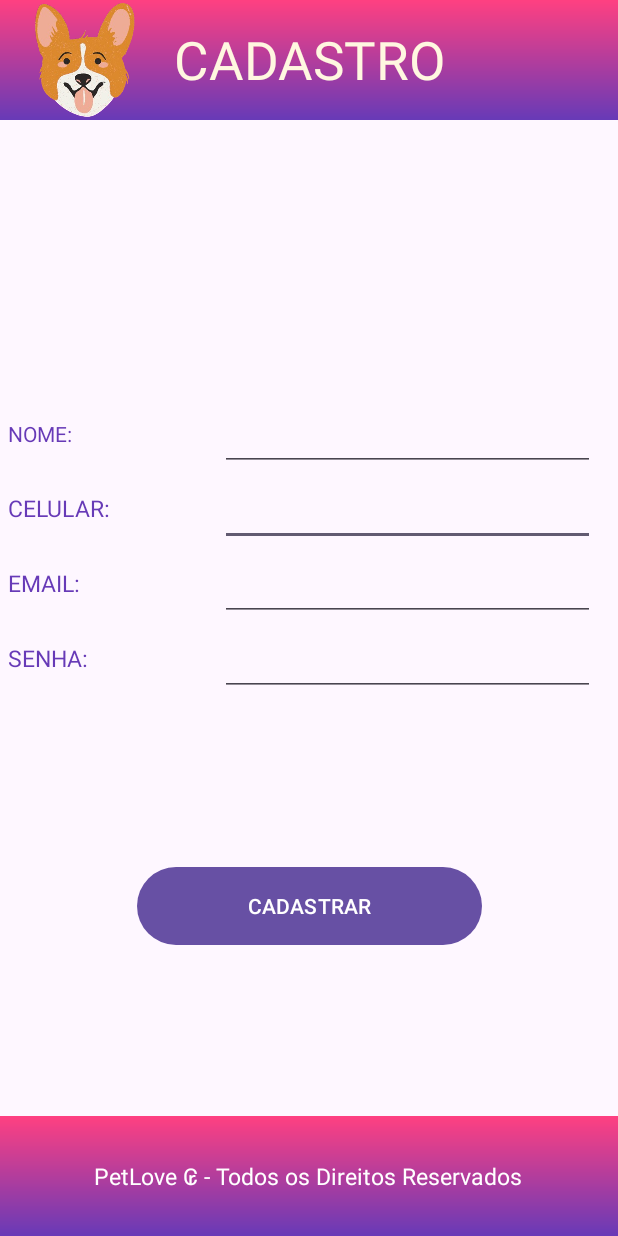
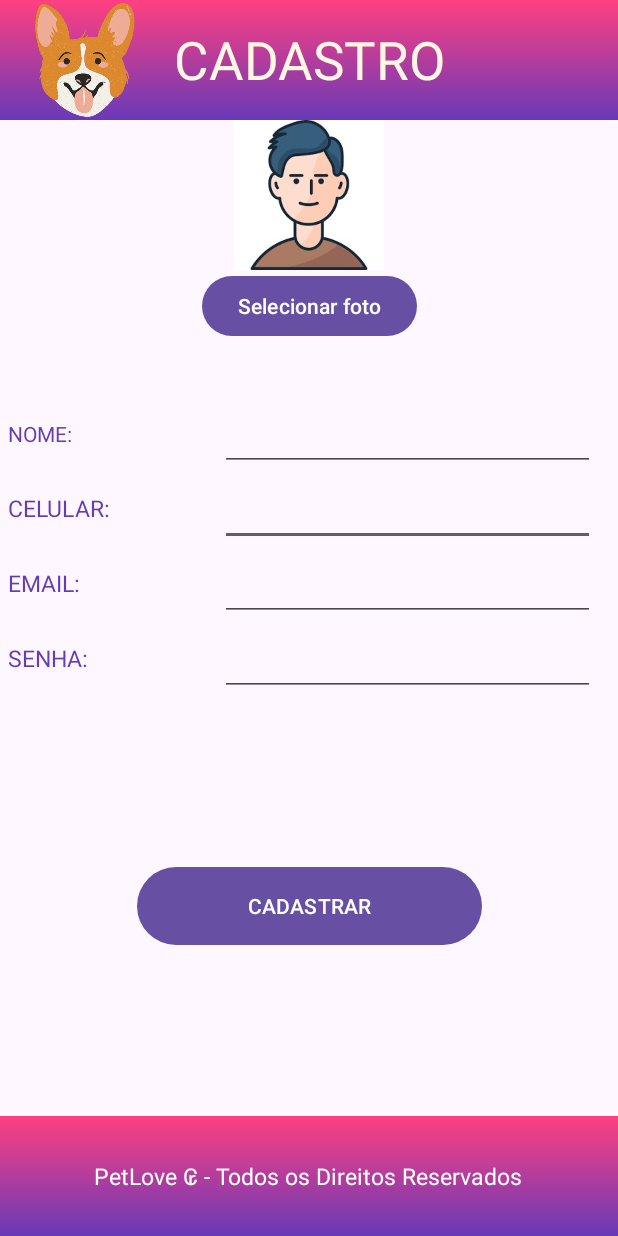
Before and after one commit to Ferreira96/Petlove, an Android app: the screen it shows after launch (FormUserActivity), after a tap on "CADASTRO", on a phone screen of 412 x 824 dp. Run offline under Robolectric (Android 15) with nearby library versions, the phone set to English and light mode, and no system bars; our stand-ins replace Firebase (no records; nobody signed in at launch, a user with empty details on screens opened directly).

Commit message:
Carrega imagem da galeria para os formularios

```diff
--- a/app/src/main/AndroidManifest.xml
+++ b/app/src/main/AndroidManifest.xml
@@ -2,6 +2,8 @@
 <manifest xmlns:android="http://schemas.android.com/apk/res/android"
     xmlns:tools="http://schemas.android.com/tools">
     <uses-permission android:name="android.permission.INTERNET" />
+    <!-- LER GALERIA -->
+    <uses-permission android:name="android.permission.READ_EXTERNAL_STORAGE"/>
 
     <application
         android:allowBackup="true"
--- a/app/src/main/java/com/example/petlove/formularios/FormUserActivity.kt
+++ b/app/src/main/java/com/example/petlove/formularios/FormUserActivity.kt
@@ -1,8 +1,10 @@
 package com.example.petlove.formularios
 
+import android.content.Intent
 import android.os.Bundle
 import android.widget.Button
 import android.widget.EditText
+import android.widget.ImageView
 import android.widget.Toast
 import androidx.appcompat.app.AppCompatActivity
 import com.example.petlove.R
@@ -29,6 +31,12 @@ class FormUserActivity : AppCompatActivity() {
         var lb_cad_email  = findViewById<EditText>(R.id.lb_cad_email)
         var lb_cad_senha  = findViewById<EditText>(R.id.lb_cad_senha)
 
+
+        // //AÇÃO DO BOTÃO [CARREGAR FOTO USER]
+        val btAddImgPet: Button = findViewById(R.id.bt_add_img_user)
+        btAddImgPet.setOnClickListener {
+            openGallery()
+        }
 
         //AÇÃO DO BOTÃO [CADASTRO]
         val btCadastro: Button = findViewById(R.id.bt_cadastro)
@@ -71,4 +79,23 @@ class FormUserActivity : AppCompatActivity() {
             }
         }
     }
+
+    private fun openGallery() {
+        val intent = Intent(Intent.ACTION_PICK)
+        intent.type = "image/*"
+        startActivityForResult(intent, PICK_IMAGE_REQUEST)
+    }
+
+    override fun onActivityResult(requestCode: Int, resultCode: Int, data: Intent?) {
+        super.onActivityResult(requestCode, resultCode, data)
+        if (requestCode == PICK_IMAGE_REQUEST && resultCode == RESULT_OK && data != null && data.data != null) {
+            val imageUri = data.data
+            val img_cad_user: ImageView = findViewById(R.id.img_cad_user)
+            img_cad_user.setImageURI(imageUri)
+        }
+    }
+
+    companion object {
+        private const val PICK_IMAGE_REQUEST = 1
+    }
 }
--- a/app/src/main/res/layout/activity_cadastro.xml
+++ b/app/src/main/res/layout/activity_cadastro.xml
@@ -38,6 +38,26 @@
             android:src="@drawable/petlove_icon_pet" />
     </RelativeLayout>
 
+    <!--IMAGEM DO USUARIO-->
+    <ImageView
+        android:id="@+id/img_cad_user"
+        android:layout_width="100dp"
+        android:layout_height="100dp"
+        android:src="@drawable/avatar01"
+
+        app:layout_constraintEnd_toEndOf="parent"
+        app:layout_constraintStart_toStartOf="parent"
+        app:layout_constraintTop_toBottomOf="@+id/header_cad_user" />
+
+    <!--BOTÃO [SELECIONAR FOTO]-->
+    <Button
+        android:id="@+id/bt_add_img_user"
+        android:layout_width="wrap_content"
+        android:layout_height="wrap_content"
+        android:text="Selecionar foto"
+        app:layout_constraintEnd_toEndOf="parent"
+        app:layout_constraintStart_toStartOf="parent"
+        app:layout_constraintTop_toBottomOf="@+id/img_cad_user" />
 
     <!-- TEXTO  -->
 
```
Also changed, not shown: app/src/main/java/com/example/petlove/formularios/FormPetActivity.kt (+26 -1 lines), app/src/main/res/layout/activity_cadastro_pet.xml (+10 -1 lines).
